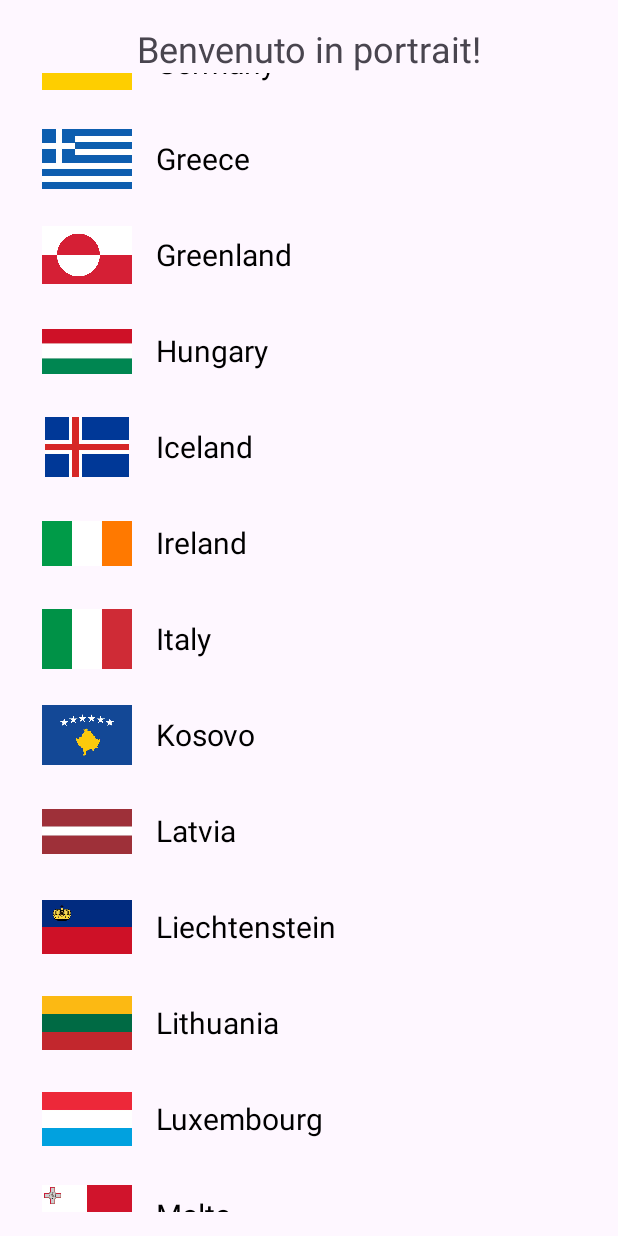
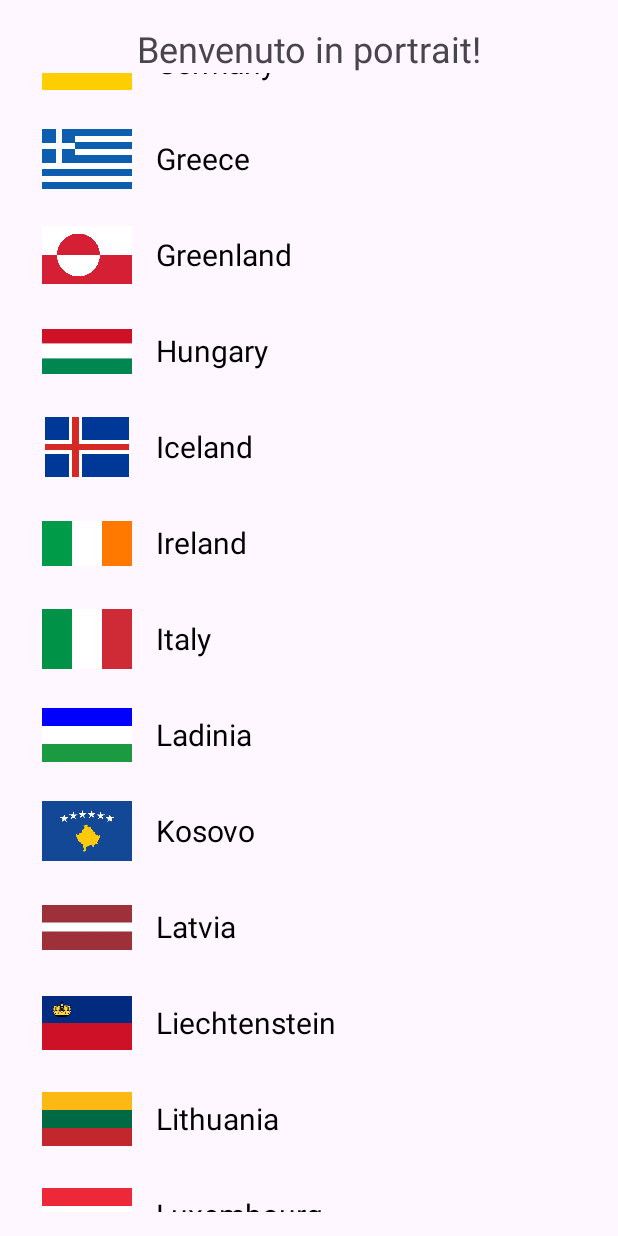
Before and after one commit to giacomoazzari/Europe, an Android app: the ListFragment screen opened through its navigation route, scrolled down 1062 dp, on a phone screen of 412 x 824 dp. Run offline under Robolectric (Android 15) with nearby library versions, the phone set to English and light mode, and no system bars.

Commit message:
Added Veneto and Ladinia states.

```diff
--- a/app/src/main/java/esp/project/europe/ListFragment.kt
+++ b/app/src/main/java/esp/project/europe/ListFragment.kt
@@ -53,6 +53,7 @@ class ListFragment : Fragment() {
             Country("Iceland", R.drawable.iceland),
             Country("Ireland", R.drawable.ireland),
             Country("Italy", R.drawable.italy),
+            Country("Ladinia", R.drawable.ladinia),
             Country("Kosovo", R.drawable.kosovo),
             Country("Latvia", R.drawable.latvia),
             Country("Liechtenstein", R.drawable.liechtenstein),
@@ -78,6 +79,7 @@ class ListFragment : Fragment() {
             Country("Ukraine", R.drawable.ukraine),
             Country("United Kingdom", R.drawable.united_kingdom),
             Country("Vatican City", R.drawable.vatican_city),
+            Country("Veneto", R.drawable.veneto),
             Country("Wales", R.drawable.wales)
         )
 
```
Also changed, not shown: app/src/main/res/drawable/ladinia.png (added), app/src/main/res/drawable/veneto.png (added).
